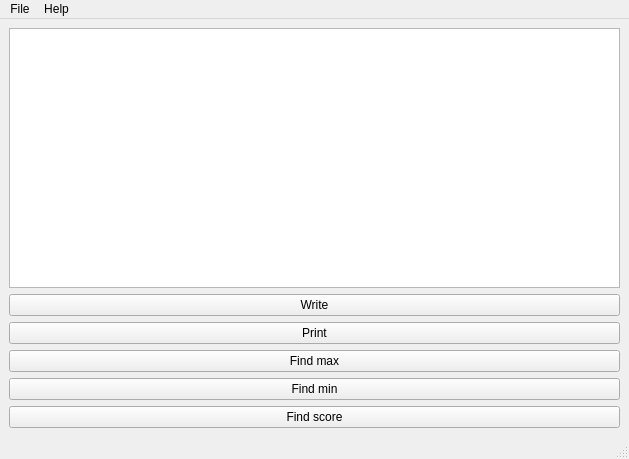
Before: the Qt Designer form src/avlwindow.ui in AlexSze/comp2012h-spaceinvader, drawn with Qt 5.
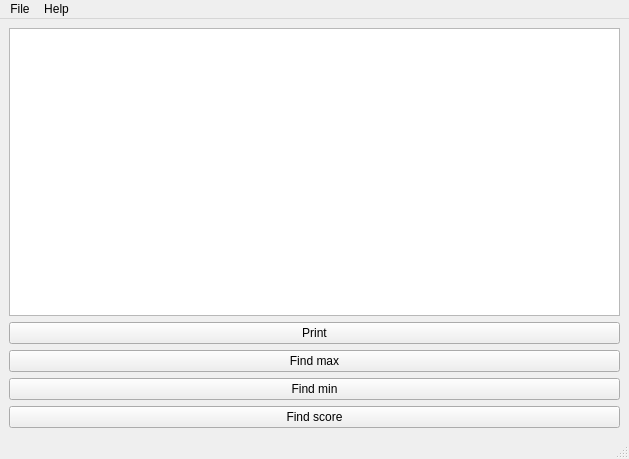
After: the same form once the commit is applied.

Commit message: removed write button from scoreboard

```diff
--- a/src/avlwindow.ui
+++ b/src/avlwindow.ui
@@ -20,13 +20,6 @@
       <item>
        <widget class="QPlainTextEdit" name="plainTextEdit"/>
       </item>
-      <item>
-       <widget class="QPushButton" name="pushButton_write">
-        <property name="text">
-         <string>Write</string>
-        </property>
-       </widget>
-      </item>
       <item>
        <widget class="QPushButton" name="pushButton_print">
         <property name="text">
```
The commit also changes 3 other files.
